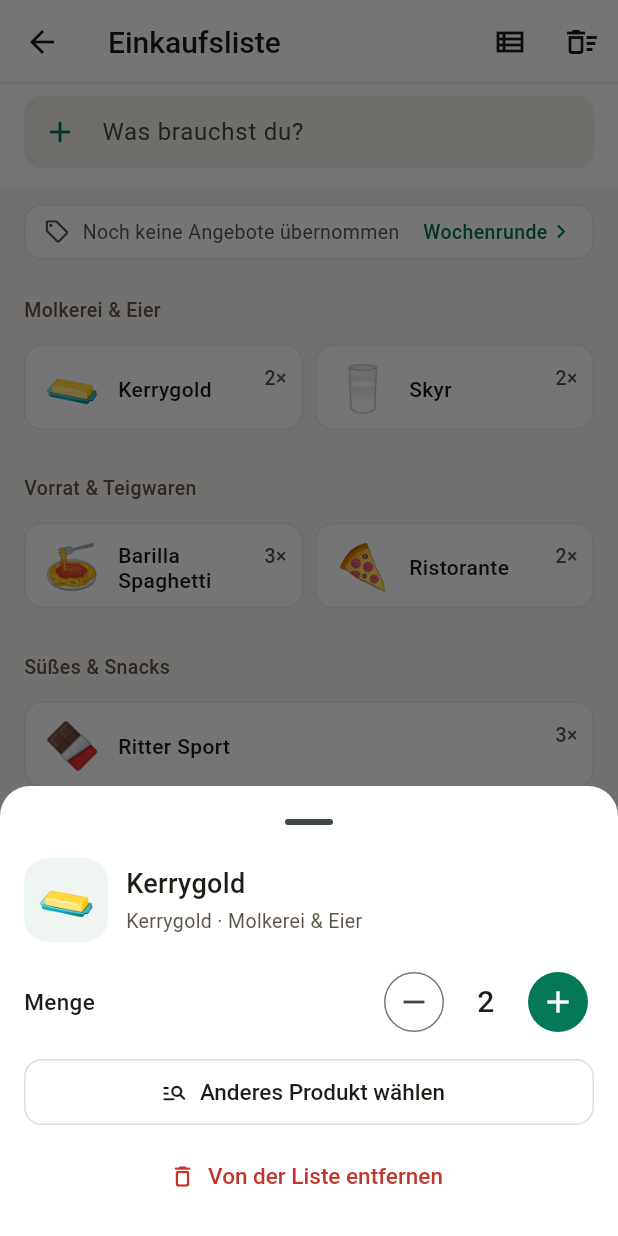
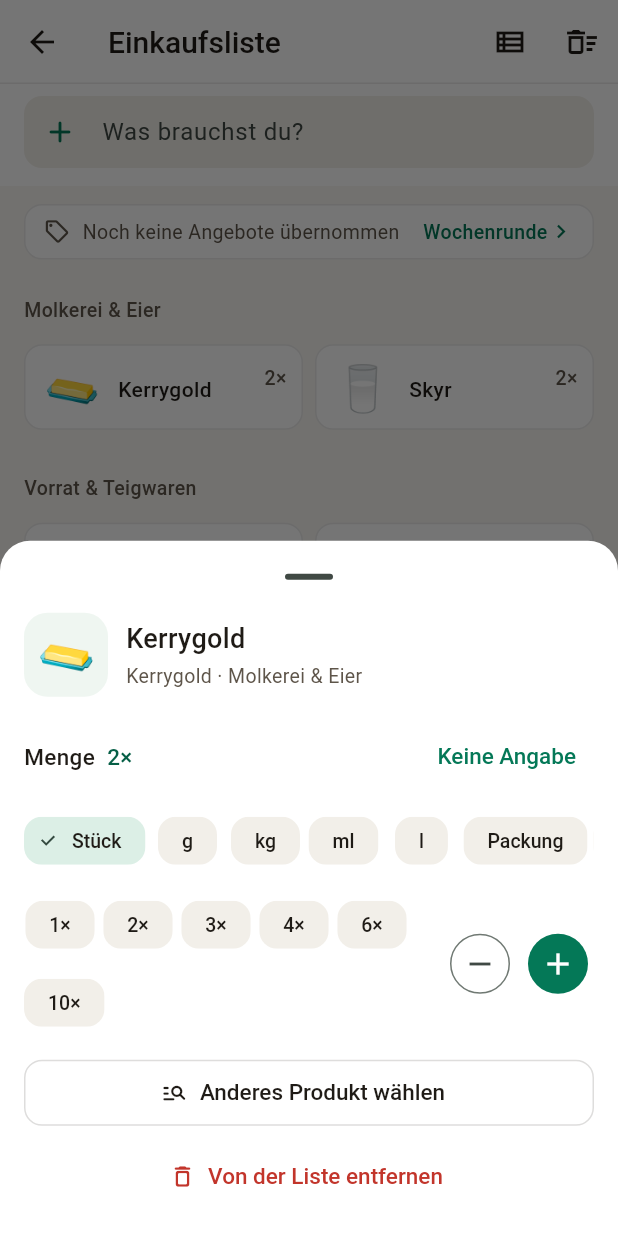
Before and after one commit to MagnusEVH/einkaufs-optimierer, a Flutter app: the ShoppingListScreen screen opened directly, after a tap on "Kerrygold", on a phone screen of 412 x 824 dp. Run offline on Flutter 3.47's test engine with Material 3 defaults, Android fonts, the phone set to English and light mode, and no system bars; our stand-ins replace flutter_map, flutter_riverpod, geolocator, image_picker, latlong2, shared_preferences and 2 more; missing offline and left inert: dart:js_interop; accounts and stored records are empty.

Commit message:
feat(list): show just the item, optional amount with unit
Co-Authored-By: Claude Opus 5.5 <noreply@anthropic.com>

```diff
--- a/app/lib/core/config/app_config.dart
+++ b/app/lib/core/config/app_config.dart
@@ -23,7 +23,7 @@ class AppConfig {
 
   /// Schema-Stand, den diese App kann. Liegt der Server darüber
   /// (min_app_version), zeigt die App "Bitte neu laden".
-  static const int appSchemaVersion = 1;
+  static const int appSchemaVersion = 2;
 
   // ── Tile URL templates ──────────────────────────────────────────────────
 
--- /dev/null
+++ b/app/lib/core/models/item_amount.dart
@@ -0,0 +1,249 @@
+// app/lib/core/models/item_amount.dart
+//
+// Menge auf der Liste: freiwillig, mit Einheit. "Erdbeeren" ohne Angabe heißt
+// "einmal, wie üblich". Gibt man etwas an ("500 g Erdbeeren", "Milch 2 l",
+// "3 Äpfel"), steht es klein neben dem Namen. Der Optimierer rechnet daraus
+// die Zahl der Packungen ("750 g" bei 500-g-Schalen = 2 Schalen).
+
+import 'dart:math' as math;
+
+import 'product.dart';
+
+/// Einheiten wie auf dem Server (Spalte `shopping_items.unit`).
+enum AmountUnit {
+  stk('stk', 'Stück', 1, [1, 2, 3, 4, 6, 10]),
+  g('g', 'g', 50, [100, 250, 500, 750]),
+  kg('kg', 'kg', 0.5, [1, 1.5, 2, 3]),
+  ml('ml', 'ml', 100, [200, 250, 500, 750]),
+  l('l', 'l', 0.5, [1, 1.5, 2, 3]),
+  pck('pck', 'Packung', 1, [1, 2, 3, 4]),
+  bund('bund', 'Bund', 1, [1, 2, 3]);
+
+  final String code;
+  final String label;
+
+  /// Schritt für Plus/Minus.
+  final double step;
+
+  /// Schnellwahl im Mengen-Dialog.
+  final List<double> quick;
+  const AmountUnit(this.code, this.label, this.step, this.quick);
+
+  static AmountUnit? fromCode(String? c) {
+    for (final u in values) {
+      if (u.code == c) return u;
+    }
+    return null;
+  }
+
+  bool get isWeight => this == g || this == kg;
+  bool get isVolume => this == ml || this == l;
+  bool get isCount => !isWeight && !isVolume;
+
+  /// Kleinste Menge: Stück & Co. ganze Zahlen, sonst ein Schritt.
+  double get min => isCount ? 1 : step;
+
+  /// Server erlaubt höchstens 999.
+  double get max => 999;
+}
+
+/// Wörter für Einheiten in der Eingabe (klein geschrieben).
+const _unitWords = <String, AmountUnit>{
+  'g': AmountUnit.g,
+  'gr': AmountUnit.g,
+  'gramm': AmountUnit.g,
+  'kg': AmountUnit.kg,
+  'kilo': AmountUnit.kg,
+  'ml': AmountUnit.ml,
+  'l': AmountUnit.l,
+  'liter': AmountUnit.l,
+  'ltr': AmountUnit.l,
+  'stk': AmountUnit.stk,
+  'st': AmountUnit.stk,
+  'stück': AmountUnit.stk,
+  'stueck': AmountUnit.stk,
+  'x': AmountUnit.stk,
+  'pck': AmountUnit.pck,
+  'pkg': AmountUnit.pck,
+  'pack': AmountUnit.pck,
+  'packung': AmountUnit.pck,
+  'packungen': AmountUnit.pck,
+  'bund': AmountUnit.bund,
+};
+
+class ItemAmount {
+  final double quantity;
+  final AmountUnit? unit;
+  const ItemAmount(this.quantity, [this.unit]);
+
+  static const none = ItemAmount(1);
+
+  /// Keine Angabe: ein Stück, ohne Einheit. Steht dann nicht in der Liste.
+  bool get isDefault => quantity == 1 && (unit == null || unit == AmountUnit.stk);
+
+  AmountUnit get effectiveUnit => unit ?? AmountUnit.stk;
+
+  /// Große Gramm/Milliliter-Werte in kg/l (Server erlaubt höchstens 999).
+  ItemAmount normalized() {
+    final q = _round(quantity);
+    if (unit == AmountUnit.g && q >= 1000) return ItemAmount(_round(q / 1000), AmountUnit.kg);
+    if (unit == AmountUnit.ml && q >= 1000) return ItemAmount(_round(q / 1000), AmountUnit.l);
+    if (unit == AmountUnit.kg && q < 1) return ItemAmount(_round(q * 1000), AmountUnit.g);
+    if (unit == AmountUnit.l && q < 1) return ItemAmount(_round(q * 1000), AmountUnit.ml);
+    final u = effectiveUnit;
+    return ItemAmount(q.clamp(u.min, u.max).toDouble(), unit);
+  }
+
+  /// Ein Schritt mehr oder weniger, nie unter das Minimum.
+  ItemAmount stepBy(int direction) {
+    final u = effectiveUnit;
+    final next = quantity + direction * u.step;
+    if (next < u.min) return ItemAmount(u.min, unit);
+    return ItemAmount(next, unit).normalized();
+  }
+
+  /// Text neben dem Namen. Leer, wenn nichts angegeben ist.
+  String get label {
+    if (isDefault) return '';
+    final n = formatNumber(quantity);
+    return switch (effectiveUnit) {
+      AmountUnit.stk => '$n×',
+      AmountUnit.pck => quantity == 1 ? '1 Packung' : '$n Packungen',
+      AmountUnit.bund => '$n Bund',
+      final u => '$n ${u.label}',
+    };
+  }
+
+  /// Für Vorlesen und Hinweise.
+  String get spoken => isDefault ? '' : (effectiveUnit == AmountUnit.stk ? '${formatNumber(quantity)} Stück' : label);
+
+  static String formatNumber(double v) {
+    final r = _round(v);
+    if (r == r.roundToDouble()) return r.toInt().toString();
+    return r.toString().replaceAll('.', ',');
+  }
+
+  static double _round(double v) => (v * 1000).round() / 1000;
+
+  @override
+  bool operator ==(Object other) => other is ItemAmount && other.quantity == quantity && other.unit == unit;
+  @override
+  int get hashCode => Object.hash(quantity, unit);
+  @override
+  String toString() => 'ItemAmount($quantity ${unit?.code})';
+}
+
+/// Eingabe in Name und Menge zerlegt.
+class ParsedInput {
+  final String name;
+  final ItemAmount amount;
+  const ParsedInput(this.name, this.amount);
+}
+
+const _num = r'(\d+(?:[.,]\d+)?)';
+const _unit = r'(kg|kilo|gramm|gr|g|ml|liter|ltr|l|stück|stueck|stk|st|packungen|packung|pack|pck|pkg|bund|x)';
+final _lead = RegExp('^$_num\\s*$_unit?\\.?\\s+(.+)\$', caseSensitive: false);
+// "2x Milch", "2 x Milch", "2xMilch" – aber nicht "2 Xylit"
+final _leadX = RegExp(r'^(\d+)(?:\s*[x×]\s+|[x×]\s*)(.+)$', caseSensitive: false);
+final _trail = RegExp('^(.+?)\\s+$_num\\s*$_unit\\.?\$', caseSensitive: false);
+final _trailX = RegExp(r'^(.+?)\s+[x×]\s*(\d+)$', caseSensitive: false);
+
+double _parseNum(String s) => double.parse(s.replaceAll(',', '.'));
+
+/// "500 g Erdbeeren", "500g Erdbeeren", "Erdbeeren 500g", "2x Milch",
+/// "Milch x2", "3 Äpfel", "Mehl 1,5 kg". Ohne Menge: Name, keine Angabe.
+/// Eine nackte Zahl hinten ("Cola 0") bleibt Teil des Namens.
+ParsedInput parseItemInput(String input) {
+  final text = input.trim().replaceAll(RegExp(r'\s+'), ' ');
+  RegExpMatch? m;
+  if ((m = _leadX.firstMatch(text)) != null) {
+    return _result(m!.group(2)!, _parseNum(m.group(1)!), AmountUnit.stk);
+  }
+  if ((m = _trailX.firstMatch(text)) != null) {
+    return _result(m!.group(1)!, _parseNum(m.group(2)!), AmountUnit.stk);
+  }
+  if ((m = _lead.firstMatch(text)) != null) {
+    final unit = m!.group(2) == null ? AmountUnit.stk : _unitWords[m.group(2)!.toLowerCase()]!;
+    return _result(m.group(3)!, _parseNum(m.group(1)!), unit);
+  }
+  if ((m = _trail.firstMatch(text)) != null) {
+    return _result(m!.group(1)!, _parseNum(m.group(2)!), _unitWords[m.group(3)!.toLowerCase()]!);
+  }
+  return ParsedInput(text, ItemAmount.none);
+}
+
+ParsedInput _result(String name, double q, AmountUnit unit) {
+  final n = name.trim();
+  if (n.isEmpty || q <= 0) return ParsedInput(n.isEmpty ? '' : n, ItemAmount.none);
+  final a = ItemAmount(q, unit == AmountUnit.stk && q == 1 ? null : unit).normalized();
+  return ParsedInput(n[0].toUpperCase() + n.substring(1), a);
+}
+
+/// Was auf der Liste steht, wenn man ein Katalogprodukt wählt: das Ding an
+/// sich, ohne Größe und Verpackung. "Erdbeeren 500g" → "Erdbeeren",
+/// "Freilandeier Gr. M/L 10er" → "Freilandeier", "Zitronen Netz 500g" →
+/// "Zitronen". Die Marke bleibt: Wer "Coca-Cola" wählt, meint sie auch
+/// (ohne Marke bliebe nur "Original").
+String genericName(Product p) {
+  var s = ' ${p.name} ';
+  const units = r'g|kg|ml|cl|l|m|stk|stück|er|blatt|rollen|tabs|wl|beutel|bögen';
+  final cuts = [
+    RegExp('\\s\\d+\\s*[x×]\\s*\\d+(?:[.,]\\d+)?\\s*(?:$units)?(?=\\s)', caseSensitive: false), // 8x200 Blatt, 30x10er
+    RegExp('\\s\\d+(?:[.,]\\d+)?\\s*(?:$units)\\.?(?=\\s)', caseSensitive: false), // 500g, 1,5L, 50 Beutel
+    RegExp(r'\s\d+(?:[.,]\d+)?\s*%(?=\s)'), // 20%
+    RegExp(r'\s\d+-lagig(?=\s)', caseSensitive: false),
+    RegExp(r'\sGr\.\s*[A-Z/]+(?=\s)'), // Gr. M/L
+    RegExp(r'\s(?:Blatt|Rollen)(?=\s)'),
+  ];
+  for (final c in cuts) {
+    s = s.replaceAll(c, ' ');
+  }
+  s = s.replaceAll(RegExp(r'\s+'), ' ').trim();
+  // Verpackung am Ende: "Gehackte Tomaten Dose" → "Gehackte Tomaten"
+  final pack = RegExp(r'\s(?:Dose|Flasche|Glas|Netz|Box|Pack|Packung|Schale|Beutel)$');
+  final trimmed = s.replaceFirst(pack, '');
+  if (trimmed.isNotEmpty) s = trimmed;
+  return s.isEmpty ? p.name : s;
+}
+
+/// Wie viele Packungen des Produkts für die Menge nötig sind (mindestens 1).
+/// Gewicht/Volumen wird mit der Packungsgröße verrechnet, Stück und Packung
+/// zählen als Packungen (wie bisher).
+int packsNeeded(ItemAmount a, Product? p) {
+  final u = a.effectiveUnit;
+  if (!u.isCount) {
+    final want = _base(a.quantity, u);
+    final pack = p == null ? null : _productBase(p);
+    if (want != null && pack != null && pack.$2 == want.$2 && pack.$1 > 0) {
+      return math.max(1, (want.$1 / pack.$1 - 1e-9).ceil());
+    }
+    return 1; // kein Produkt oder Einheit passt nicht: eine Packung
+  }
+  return math.max(1, a.quantity.ceil());
+}
+
+/// (Menge in g oder ml, 'g'/'ml')
+(double, String)? _base(double q, AmountUnit u) => switch (u) {
+      AmountUnit.g => (q, 'g'),
+      AmountUnit.kg => (q * 1000, 'g'),
+      AmountUnit.ml => (q, 'ml'),
+      AmountUnit.l => (q * 1000, 'ml'),
+      _ => null,
+    };
+
+(double, String)? _productBase(Product p) => switch (p.quantityUnit.toLowerCase()) {
+      'g' => (p.quantityAmount, 'g'),
+      'kg' => (p.quantityAmount * 1000, 'g'),
+      'ml' => (p.quantityAmount, 'ml'),
+      'l' => (p.quantityAmount * 1000, 'ml'),
+      _ => null,
+    };
+
+/// Sinnvolle Einheit für den Mengen-Dialog, wenn noch nichts angegeben ist.
+AmountUnit suggestedUnit(Product? p) => switch (p?.quantityUnit.toLowerCase()) {
+      'g' => AmountUnit.g,
+      'kg' => AmountUnit.kg,
+      'ml' => AmountUnit.ml,
+      'l' => AmountUnit.l,
+      _ => AmountUnit.stk,
+    };
--- a/app/lib/core/models/list_item.dart
+++ b/app/lib/core/models/list_item.dart
@@ -1,5 +1,6 @@
 // app/lib/core/models/list_item.dart
 
+import 'item_amount.dart';
 import 'product.dart';
 
 class ShoppingListItem {
@@ -22,6 +23,21 @@ class ShoppingListItem {
     this.isChecked = false,
     this.notes,
   });
+
+  /// Menge mit Einheit (Standard: keine Angabe).
+  ItemAmount get amount => ItemAmount(quantity, AmountUnit.fromCode(unit));
+
+  /// Setzt Menge und Einheit, auch zurück auf "keine Angabe".
+  ShoppingListItem withAmount(ItemAmount a) => ShoppingListItem(
+        id: id,
+        listId: listId,
+        rawText: rawText,
+        matchedProduct: matchedProduct,
+        quantity: a.quantity,
+        unit: a.isDefault ? null : a.unit?.code,
+        isChecked: isChecked,
+        notes: notes,
+      );
 
   ShoppingListItem copyWith({
     String? id,
--- a/app/lib/core/services/optimizer_service.dart
+++ b/app/lib/core/services/optimizer_service.dart
@@ -4,6 +4,7 @@ import 'dart:convert';
 import 'dart:math';
 import 'package:flutter/foundation.dart';
 import '../../features/stores_map/data/rlp_stores.dart';
+import '../models/item_amount.dart';
 import '../models/list_item.dart';
 import '../models/optimization_result.dart';
 import '../models/product.dart';
@@ -218,7 +219,8 @@ class OptimizerService {
         listItemId: it.id,
         rawText: it.rawText,
         product: prod,
-        quantity: it.quantity,
+        // Packungen: "750 g" bei 500-g-Schalen = 2, "3 Stück" = 3
+        quantity: packsNeeded(it.amount, prod).toDouble(),
         category: _categoryKey(prod, it.rawText),
         pricesByStore: prices,
       );
--- a/app/lib/core/widgets/item_tile.dart
+++ b/app/lib/core/widgets/item_tile.dart
@@ -29,7 +29,8 @@ class ItemIconBox extends StatelessWidget {
 class ItemTile extends StatelessWidget {
   final String icon;
   final String name;
-  final double quantity;
+  /// Menge wie "500 g" oder "2×", leer = keine Angabe.
+  final String amount;
   final bool needsCheck;
   final bool done;
   final VoidCallback onTap;
@@ -39,7 +40,7 @@ class ItemTile extends StatelessWidget {
     super.key,
     required this.icon,
     required this.name,
-    this.quantity = 1,
+    this.amount = '',
     this.needsCheck = false,
     this.done = false,
     required this.onTap,
@@ -52,7 +53,7 @@ class ItemTile extends StatelessWidget {
     final border = needsCheck ? AppColors.warningLine : AppColors.line;
     return Semantics(
       button: true,
-      label: '$name${quantity > 1 ? ', ${quantity.toInt()} Stück' : ''}${needsCheck ? ', bitte prüfen' : ''}${done ? ', erledigt' : ''}',
+      label: '$name${amount.isNotEmpty ? ', $amount' : ''}${needsCheck ? ', bitte prüfen' : ''}${done ? ', erledigt' : ''}',
       child: Material(
         color: bg,
         borderRadius: AppRadius.medium,
@@ -93,7 +94,7 @@ class ItemTile extends StatelessWidget {
                       iconText,
                       const SizedBox(width: 12),
                       Expanded(child: label),
-                      if (quantity > 1) const SizedBox(width: 28),
+                      if (amount.isNotEmpty) SizedBox(width: amount.length * 7.0 + 8),
                     ]);
                   }
                   return Column(
@@ -101,13 +102,13 @@ class ItemTile extends StatelessWidget {
                     children: [iconText, const SizedBox(height: 8), label],
                   );
                 }),
-                if (quantity > 1)
+                if (amount.isNotEmpty)
                   Positioned(
                     top: -4,
                     right: -2,
                     child: Padding(
                       padding: const EdgeInsets.symmetric(horizontal: 4, vertical: 4),
-                      child: Text('${quantity.toInt()}×', style: const TextStyle(color: AppColors.inkMuted, fontSize: 13, fontWeight: FontWeight.w500, fontFeatures: AppText.tab)),
+                      child: Text(amount, style: const TextStyle(color: AppColors.inkMuted, fontSize: 13, fontWeight: FontWeight.w500, fontFeatures: AppText.tab)),
                     ),
                   ),
                 if (needsCheck)
--- /dev/null
+++ b/app/lib/features/shopping_list/amount_editor.dart
@@ -0,0 +1,104 @@
+// app/lib/features/shopping_list/amount_editor.dart
+//
+// Menge im Artikel-Blatt: freiwillig. Einheit wählen, Schnellwahl antippen
+// oder mit Plus/Minus feinstellen. "Keine Angabe" setzt zurück.
+
+import 'package:flutter/material.dart';
+import '../../core/models/item_amount.dart';
+import '../../core/theme/app_theme.dart';
+
+class AmountEditor extends StatelessWidget {
+  final ItemAmount amount;
+
+  /// Einheit, die vorgeschlagen wird, solange nichts angegeben ist.
+  final AmountUnit suggested;
+  final ValueChanged<ItemAmount> onChanged;
+
+  const AmountEditor({super.key, required this.amount, required this.suggested, required this.onChanged});
+
+  static const _units = [
+    AmountUnit.stk,
+    AmountUnit.g,
+    AmountUnit.kg,
+    AmountUnit.ml,
+    AmountUnit.l,
+    AmountUnit.pck,
+    AmountUnit.bund,
+  ];
+
+  /// Startwert beim Wechsel der Einheit.
+  static double _start(AmountUnit u) => switch (u) {
+        AmountUnit.g || AmountUnit.ml => 500,
+        _ => 1,
+      };
+
+  @override
+  Widget build(BuildContext context) {
+    final none = amount.isDefault;
+    final unit = none ? suggested : amount.effectiveUnit;
+    return Column(crossAxisAlignment: CrossAxisAlignment.stretch, children: [
+      Row(children: [
+        const Text('Menge', style: AppText.bodyStrong),
+        const SizedBox(width: AppSpace.s),
+        Expanded(
+          child: Text(
+            none ? 'keine Angabe' : amount.label,
+            key: const Key('amount_value'),
+            style: none ? AppText.small : AppText.bodyStrong.copyWith(color: AppColors.primaryDark),
+          ),
+        ),
+        if (!none)
+          TextButton(
+            key: const Key('amount_clear'),
+            onPressed: () => onChanged(ItemAmount.none),
+            child: const Text('Keine Angabe'),
+          ),
+      ]),
+      const SizedBox(height: AppSpace.s),
+      // Einheit
+      SingleChildScrollView(
+        scrollDirection: Axis.horizontal,
+        child: Row(children: [
+          for (final u in _units)
+            Padding(
+              padding: const EdgeInsets.only(right: AppSpace.xs),
+              child: ChoiceChip(
+                key: Key('amount_unit_${u.code}'),
+                label: Text(u.label),
+                selected: !none && u == unit,
+                onSelected: (_) => onChanged(ItemAmount(_start(u), u).normalized()),
+              ),
+            ),
+        ]),
+      ),
+      const SizedBox(height: AppSpace.s),
+      // Schnellwahl + Feinstellen
+      Row(children: [
+        Expanded(
+          child: Wrap(spacing: AppSpace.xs, runSpacing: AppSpace.xs, children: [
+            for (final q in unit.quick)
+              ActionChip(
+                key: Key('amount_quick_${unit.code}_${ItemAmount.formatNumber(q)}'),
+                label: Text(ItemAmount(q, unit).label.isEmpty ? '1×' : ItemAmount(q, unit).label),
+                backgroundColor: !none && amount == ItemAmount(q, unit).normalized() ? AppColors.primaryFaint : null,
+                onPressed: () => onChanged(ItemAmount(q, unit).normalized()),
+              ),
+          ]),
+        ),
+        IconButton.outlined(
+          key: const Key('amount_minus'),
+          tooltip: 'Weniger',
+          icon: const Icon(Icons.remove),
+          onPressed: none ? null : () => onChanged(amount.stepBy(-1)),
+        ),
+        const SizedBox(width: AppSpace.xs),
+        IconButton.filled(
+          key: const Key('amount_plus'),
+          tooltip: 'Mehr',
+          icon: const Icon(Icons.add),
+          onPressed: () => onChanged(none ? ItemAmount(_start(unit) + (unit.isCount ? 1 : 0), unit).normalized() : amount.stepBy(1)),
+        ),
+      ]),
+    ]);
+  }
+}
--- a/app/lib/features/shopping_list/shopping_list_screen.dart
+++ b/app/lib/features/shopping_list/shopping_list_screen.dart
@@ -7,6 +7,7 @@
 import 'package:flutter/material.dart';
 import 'package:flutter_riverpod/flutter_riverpod.dart';
 import '../../core/app_navigation.dart';
+import '../../core/models/item_amount.dart';
 import '../../core/models/list_item.dart';
 import '../../core/models/product.dart';
 import '../../core/models/store.dart';
@@ -20,6 +21,7 @@ import '../../core/widgets/product_picker_sheet.dart';
 import '../optimizer/optimizer_screen.dart';
 import '../trip/trip_controller.dart';
 import '../trip/trip_screen.dart';
+import 'amount_editor.dart';
 import 'shopping_list_controller.dart';
 import '../household/household_screen.dart';
 import '../account/account_screen.dart';
@@ -29,7 +31,7 @@ import '../../core/services/household_service.dart';
 /// Unsicher zugeordneter Freitext, den der Nutzer prüfen sollte.
 bool itemNeedsCheck(ShoppingListItem item) {
   final matched = item.matchedProduct;
-  final explicit = matched != null && matched.name == item.rawText;
+  final explicit = matched != null && (matched.name == item.rawText || genericName(matched) == item.rawText);
   if (item.isChecked || explicit) return false;
   // Text gehört klar zu einer anderen Warengruppe als das Produkt (z. B. "saft" → Thunfisch)
   if (matched != null && ItemIcons.contradicts(item.rawText, matched)) return true;
@@ -74,13 +76,15 @@ class _ShoppingListScreenState extends ConsumerState<ShoppingListScreen> {
   }
 
   void _onSearchChanged(String query) {
-    setState(() => _suggestions = query.trim().isEmpty ? [] : CatalogService.getSuggestions(query, limit: 5));
+    // Menge gehört nicht zur Suche: "500 g erdb" sucht "erdb"
+    final name = parseItemInput(query).name;
+    setState(() => _suggestions = name.trim().isEmpty ? [] : CatalogService.getSuggestions(name, limit: 5));
   }
 
   void _submitItem([Product? selectedProduct]) {
     final text = _inputController.text.trim();
     if (text.isEmpty && selectedProduct == null) return;
-    ref.read(shoppingListProvider.notifier).addItem(selectedProduct?.name ?? text, matchedProduct: selectedProduct);
+    ref.read(shoppingListProvider.notifier).addItem(text, matchedProduct: selectedProduct);
     _inputController.clear();
     setState(() => _suggestions = []);
     _focusNode.requestFocus(); // Schnell mehrere Artikel nacheinander eingeben
@@ -137,16 +141,11 @@ class _ShoppingListScreenState extends ConsumerState<ShoppingListScreen> {
                   ),
                 ],
                 const SizedBox(height: AppSpace.l),
-                Row(children: [
-                  const Expanded(child: Text('Menge', style: AppText.bodyStrong)),
-                  IconButton.outlined(
-                    tooltip: 'Weniger',
-                    icon: const Icon(Icons.remove),
-                    onPressed: current.quantity > 1 ? () => ctrl.updateQuantity(current.id, -1) : null,
-                  ),
-                  SizedBox(width: 48, child: Text('${current.quantity.toInt()}', textAlign: TextAlign.center, style: AppText.title)),
-                  IconButton.filled(tooltip: 'Mehr', icon: const Icon(Icons.add), onPressed: () => ctrl.updateQuantity(current.id, 1)),
-                ]),
+                AmountEditor(
+                  amount: current.amount,
+                  suggested: suggestedUnit(current.matchedProduct),
+                  onChanged: (a) => ctrl.setAmount(current.id, a),
+                ),
                 const SizedBox(height: AppSpace.m),
                 OutlinedButton.icon(
                   icon: const Icon(Icons.manage_search_rounded),
@@ -388,7 +387,7 @@ class _ShoppingListScreenState extends ConsumerState<ShoppingListScreen> {
                         key: ValueKey(row[k].id),
                         icon: itemIcon(row[k]),
                         name: row[k].rawText,
-                        quantity: row[k].quantity,
+                        amount: row[k].amount.label,
                         needsCheck: itemNeedsCheck(row[k]),
                         done: row[k].isChecked,
                         onTap: () => _openItem(row[k]),
@@ -439,21 +438,12 @@ class _ShoppingListScreenState extends ConsumerState<ShoppingListScreen> {
                     ? Text(it.matchedProduct == null ? 'Kein Katalog-Treffer, tippen' : 'Unsicher, tippen zum Prüfen',
                         style: const TextStyle(color: AppColors.warning, fontSize: 12, fontWeight: FontWeight.w500))
                     : null,
-                trailing: Row(mainAxisSize: MainAxisSize.min, children: [
-                  IconButton(
-                    tooltip: 'Weniger',
-                    icon: const Icon(Icons.remove_circle_outline, size: 22),
-                    color: AppColors.inkSubtle,
-                    onPressed: it.quantity > 1 ? () => ctrl.updateQuantity(it.id, -1) : null,
-                  ),
-                  Text('${it.quantity.toInt()}', style: AppText.bodyStrong),
-                  IconButton(
-                    tooltip: 'Mehr',
-                    icon: const Icon(Icons.add_circle_outline, size: 22),
-                    color: AppColors.primary,
-                    onPressed: () => ctrl.updateQuantity(it.id, 1),
-                  ),
-                ]),
+                // Nur das Ding an sich; Menge klein daneben, wenn angegeben
+                trailing: it.amount.isDefault
+                    ? null
+                    : Text(it.amount.label,
+                        key: ValueKey('amount_${it.id}'),
+                        style: AppText.small.copyWith(color: AppColors.inkMuted, fontWeight: FontWeight.w500)),
                 onTap: () => _openItem(it),
               ),
             ),
```
Also changed, not shown: app/lib/core/services/list_sync.dart (+7 -1 lines), app/lib/features/shopping_list/shopping_list_controller.dart (+36 -15 lines), 7 other files.
